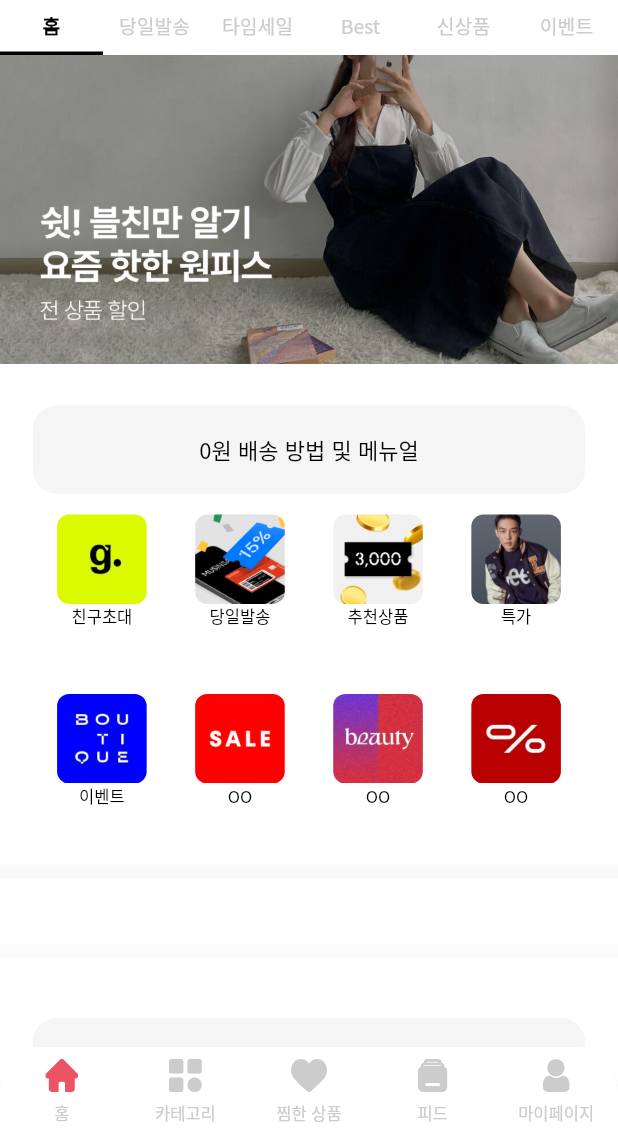
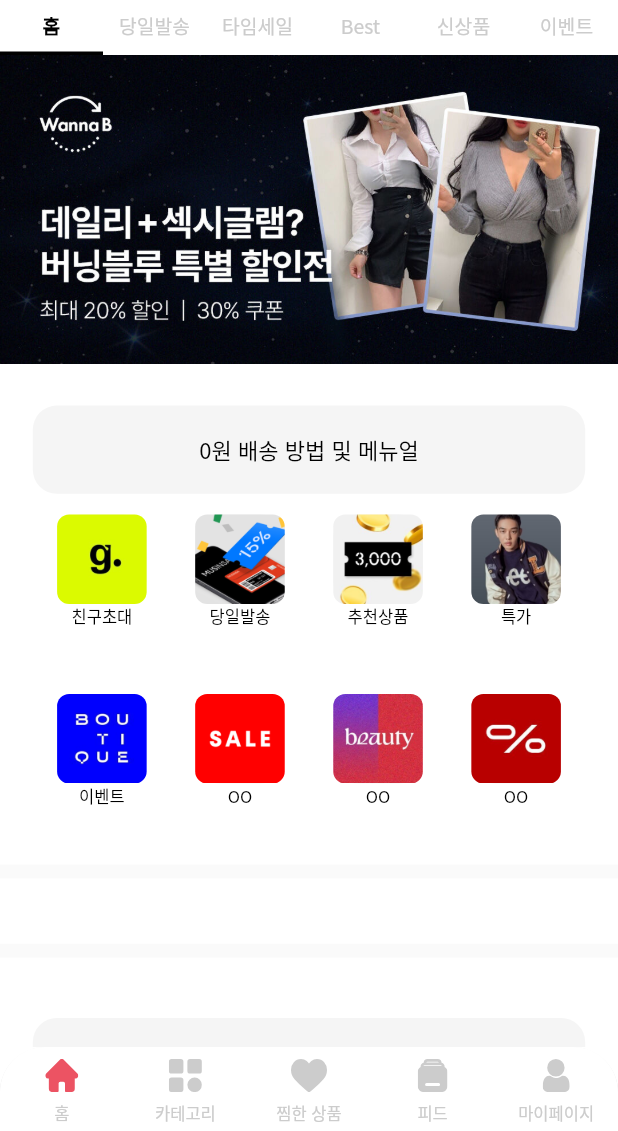
Before and after one commit to HyeongSeokKwon/omios-shopper, a Flutter app: the screen it shows after launch, on a phone screen of 412 x 824 dp, the part 105-1236 px from its top. Run offline on Flutter 3.47's test engine with Material 2 defaults, Android fonts, the phone set to English and light mode, and no system bars; drawn by our look-alikes of carousel_slider; our stand-ins replace bloc, cached_network_image, card_swiper, dotted_border, dotted_line, equatable and 9 more; missing offline and left inert: flutter_inappwebview, flutter_vibrate, iamport_flutter, jwt_decode; accounts and stored records are empty; network calls fail.

Commit message:
add carouselSlider

```diff
--- a/lib/main.dart
+++ b/lib/main.dart
@@ -1,5 +1,4 @@
 import 'package:cloth_collection/page/home.dart';
-import 'package:cloth_collection/page/login/login.dart';
 import 'package:cloth_collection/page/splash.dart';
 import 'package:flutter/material.dart';
 import 'package:flutter/services.dart';
--- a/lib/widget/image_slide.dart
+++ b/lib/widget/image_slide.dart
@@ -1,6 +1,7 @@
 import 'dart:async';
 
 import 'package:cached_network_image/cached_network_image.dart';
+import 'package:carousel_slider/carousel_slider.dart';
 import 'package:cloth_collection/page/productDetail/photoViewer.dart';
 import 'package:cloth_collection/util/util.dart';
 import 'package:flutter/material.dart';
@@ -79,24 +80,10 @@ class ImageSlideHasNum extends StatefulWidget {
 
 class _ImageSlideHasNumState extends State<ImageSlideHasNum> {
   double _currentPosition = 0.0;
-  PageController _pageController = PageController(
-    initialPage: 0,
-  );
 
   @override
   void initState() {
     super.initState();
-    Timer.periodic(Duration(seconds: 3), (Timer timer) {
-      if (_pageController.hasClients) {
-        if (_currentPosition < 2) {
-          _currentPosition = _currentPosition + 1;
-        } else {
-          _currentPosition = 0;
-        }
-        _pageController.animateToPage(_currentPosition.toInt(),
-            duration: Duration(milliseconds: 1000), curve: Curves.easeOut);
-      }
-    });
   }
 
   @override
@@ -105,62 +92,24 @@ class _ImageSlideHasNumState extends State<ImageSlideHasNum> {
       Container(
           child: Image.asset(
         "assets/images/배너1.png",
-        width: 414 * Scale.width,
-        fit: BoxFit.fill,
       )),
       Container(
           child: Image.asset(
         "assets/images/배너2.png",
-        width: 414 * Scale.width,
-        fit: BoxFit.fill,
       )),
       Container(
           child: Image.asset(
         "assets/images/배너3.png",
-        width: 414 * Scale.width,
-        fit: BoxFit.fill,
       )),
     ];
-    return Container(
-      width: 414 * Scale.width,
-      height: 207 * Scale.width,
-      child: Stack(
-        children: [
-          PageView.builder(
-            pageSnapping: true,
-            controller: _pageController,
-            itemCount: images.length,
-            itemBuilder: (BuildContext context, int index) {
-              _currentPosition = index.toDouble();
-              return images[index];
-            },
-            onPageChanged: (value) {
-              _currentPosition = value.toDouble();
-              setState(() {});
-            },
-          ),
-          Positioned(
-            bottom: Scale.height * 0.054,
-            right: Scale.width * 0.053,
-            child: Opacity(
-              opacity: 0.5,
-              child: Container(
-                width: Scale.width * 0.109,
-                height: Scale.height * 0.092,
-                decoration: BoxDecoration(
-                  color: const Color(0xff444444),
-                  borderRadius: BorderRadius.circular(7),
-                ),
-                child: Center(
-                  child: Text(
-                      "${(_currentPosition + 1).toInt()}/${images.length}",
-                      style: textStyle(const Color(0xffffffff), FontWeight.w400,
-                          "NotoSansKR", 12.0)),
-                ),
-              ),
-            ),
-          ),
-        ],
+
+    return CarouselSlider(
+      items: images,
+      options: CarouselOptions(
+        autoPlay: true,
+        viewportFraction: 1,
+        aspectRatio: 2,
+        onPageChanged: (index, reason) {},
       ),
     );
   }
--- a/pubspec.yaml
+++ b/pubspec.yaml
@@ -48,6 +48,7 @@ dependencies:
   dotted_line: ^3.1.0
   dotted_border: ^2.0.0+2
   iamport_flutter: ^0.10.1+4
+  carousel_slider: ^4.1.1
 
   # The following adds the Cupertino Icons font to your application.
   # Use with the CupertinoIcons class for iOS style icons.
```
Also changed, not shown: pubspec.lock.
